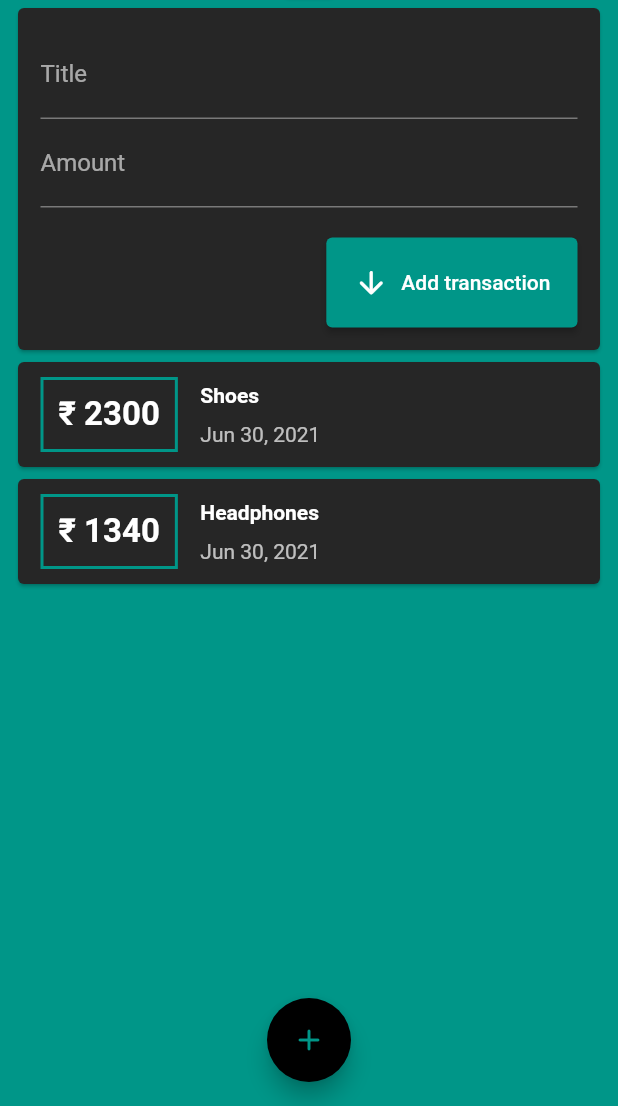
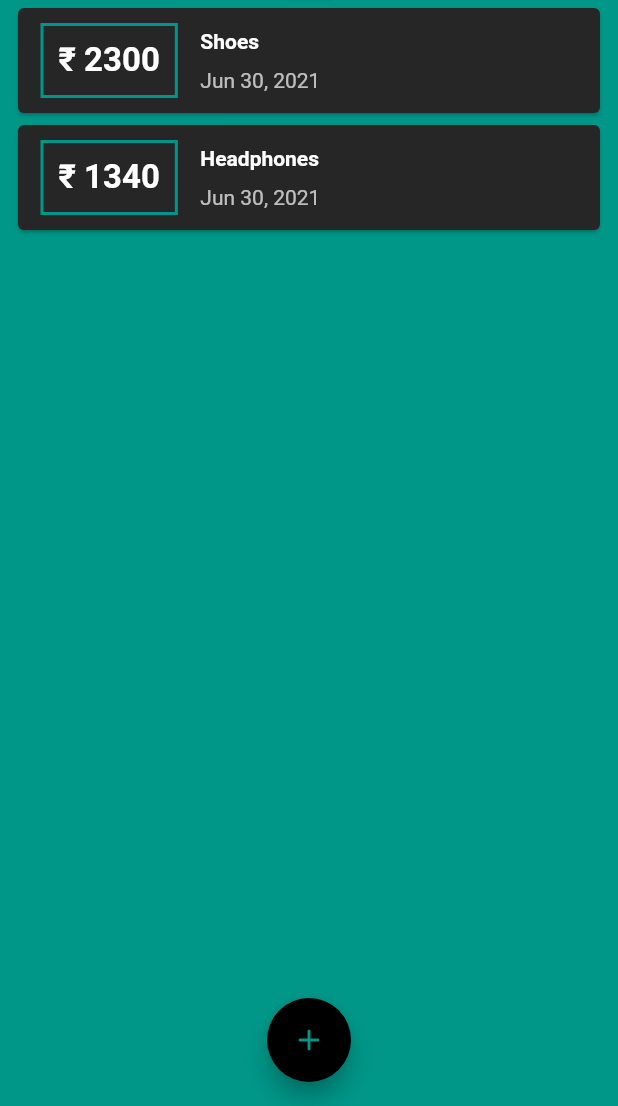
Before and after one commit to Basith-P/Personal-Expense-Tracker, a Flutter app: the screen it shows after launch, on a phone screen of 412 x 824 dp, the part 130-1236 px from its top. Run offline on Flutter 3.47's test engine with Material 2 defaults, Android fonts, the phone set to English and light mode, and no system bars; missing offline and left inert: dart:js.

```diff
--- a/lib/screens/home_page.dart
+++ b/lib/screens/home_page.dart
@@ -1,13 +1,53 @@
+import 'dart:js';
+
 import 'package:flutter/material.dart';
 
-import '../widgets/user_transactions.dart';
+import '../widgets/transaction_list.dart';
+import '../widgets/new_transaction.dart';
 import '../models/transaction.dart';
 
-class HomePage extends StatelessWidget {
-  final List<Transaction> transactions = [];
+class HomePage extends StatefulWidget {
+  @override
+  _HomePageState createState() => _HomePageState();
+}
 
-  final titleController = TextEditingController();
-  final amountController = TextEditingController();
+class _HomePageState extends State<HomePage> {
+  final List<Transaction> _userTransactions = [
+    Transaction(
+      id: 't1',
+      title: 'Shoes',
+      amount: 2300,
+      date: DateTime.now(),
+    ),
+    Transaction(
+      id: 't1',
+      title: 'Headphones',
+      amount: 1340,
+      date: DateTime.now(),
+    ),
+  ];
+
+  void _addNewTx(String txTitle, int txAmount) {
+    final newTx = Transaction(
+      title: txTitle,
+      amount: txAmount,
+      date: DateTime.now(),
+      id: DateTime.now().toString(),
+    );
+
+    setState(() {
+      _userTransactions.add(newTx);
+    });
+  }
+
+  void _startAddNewTransaction(BuildContext ctx) {
+    showModalBottomSheet(
+      context: ctx,
+      builder: (_) {
+        return NewTransaction(_addNewTx);
+      },
+    );
+  }
 
   @override
   Widget build(BuildContext context) {
@@ -19,7 +59,7 @@ class HomePage extends StatelessWidget {
           actions: [
             IconButton(
               icon: Icon(Icons.add_rounded),
-              onPressed: () {},
+              onPressed: () => _startAddNewTransaction(context),
             )
           ],
         ),
@@ -30,13 +70,13 @@ class HomePage extends StatelessWidget {
               Card(
                 child: Text('Chart'),
               ),
-              UserTransactions(),
+              TransactionList(_userTransactions),
             ],
           ),
         ),
         floatingActionButtonLocation: FloatingActionButtonLocation.centerFloat,
         floatingActionButton: FloatingActionButton(
-          onPressed: () {},
+          onPressed: () => _startAddNewTransaction(context),
           backgroundColor: Colors.black,
           child: Icon(
             Icons.add_rounded,
--- a/lib/widgets/user_transactions.dart
+++ /dev/null
@@ -1,50 +0,0 @@
-import 'package:flutter/material.dart';
-
-import 'new_transaction.dart';
-import 'transaction_list.dart';
-import '../models/transaction.dart';
-
-class UserTransactions extends StatefulWidget {
-  @override
-  _UserTransactionsState createState() => _UserTransactionsState();
-}
-
-class _UserTransactionsState extends State<UserTransactions> {
-  final List<Transaction> _userTransactions = [
-    Transaction(
-      id: 't1',
-      title: 'Shoes',
-      amount: 2300,
-      date: DateTime.now(),
-    ),
-    Transaction(
-      id: 't1',
-      title: 'Headphones',
-      amount: 1340,
-      date: DateTime.now(),
-    ),
-  ];
-
-  void _addNewTx(String txTitle, int txAmount) {
-    final newTx = Transaction(
-      title: txTitle,
-      amount: txAmount,
-      date: DateTime.now(),
-      id: DateTime.now().toString(),
-    );
-
-    setState(() {
-      _userTransactions.add(newTx);
-    });
-  }
-
-  @override
-  Widget build(BuildContext context) {
-    return Column(
-      children: <Widget>[
-        NewTransaction(_addNewTx),
-        TransactionList(_userTransactions),
-      ],
-    );
-  }
-}
```
